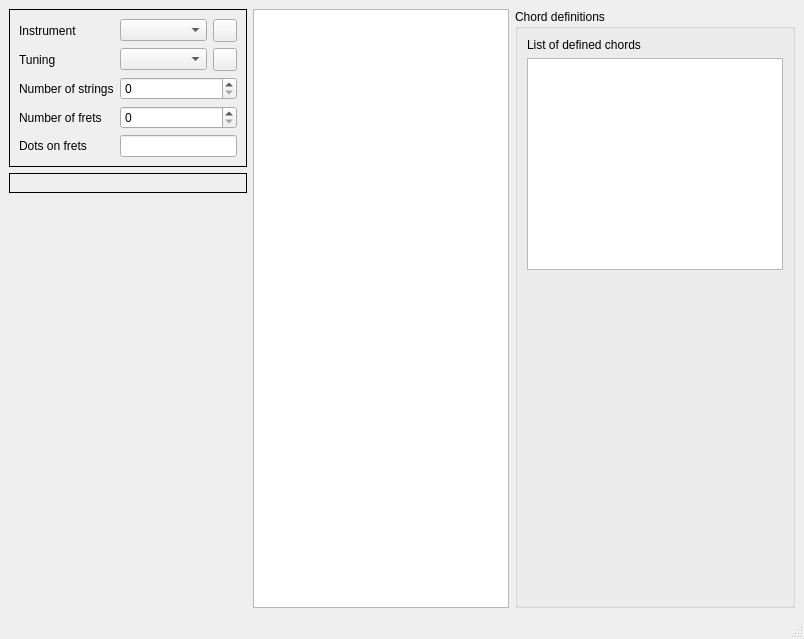
Old version of the form GUI/mainwindow.ui in the repository grotsztaksel/ChordPainter.
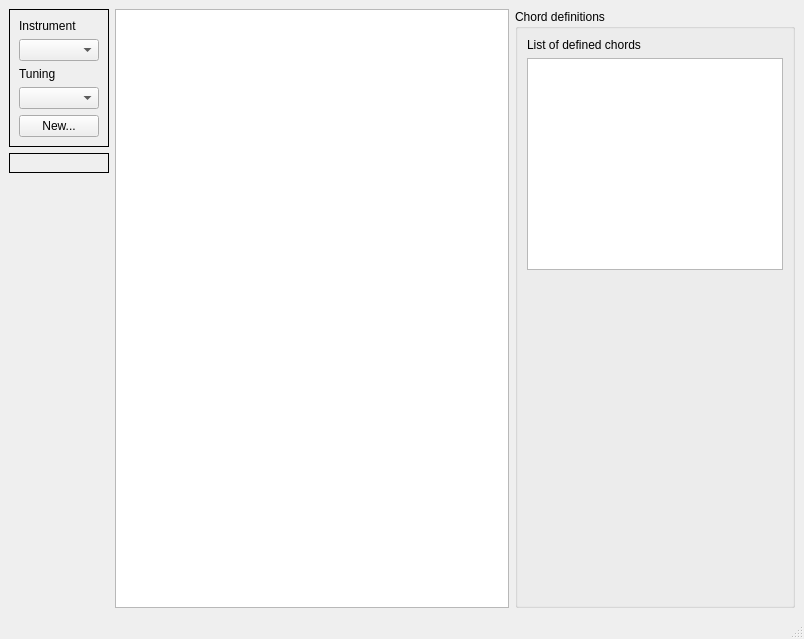
New version of the form. Custom widgets are drawn as their Qt base class.

Commit message: Update main window

Diff of the .ui file:
```diff
--- a/GUI/mainwindow.ui
+++ b/GUI/mainwindow.ui
@@ -14,7 +14,7 @@
    <string>MainWindow</string>
   </property>
   <widget class="QWidget" name="centralwidget">
-   <layout class="QHBoxLayout" name="horizontalLayout_4">
+   <layout class="QHBoxLayout" name="horizontalLayout_4" stretch="0,1,0">
     <item>
      <layout class="QVBoxLayout" name="verticalLayout_3">
       <item>
@@ -28,79 +28,34 @@
         <property name="midLineWidth">
          <number>0</number>
         </property>
-        <layout class="QFormLayout" name="formLayout">
-         <item row="0" column="0">
+        <layout class="QVBoxLayout" name="verticalLayout">
+         <item>
           <widget class="QLabel" name="label_2">
            <property name="text">
             <string>Instrument</string>
            </property>
           </widget>
          </item>
-         <item row="1" column="0">
-          <widget class="QLabel" name="label">
-           <property name="text">
-            <string>Tuning</string>
-           </property>
-          </widget>
+         <item>
+          <widget class="QComboBox" name="instrumentComboBox"/>
          </item>
-         <item row="2" column="0">
-          <widget class="QLabel" name="label_4">
-           <property name="text">
-            <string>Number of strings</string>
-           </property>
-          </widget>
-         </item>
-         <item row="2" column="1">
-          <widget class="QSpinBox" name="nstringsSpinBox"/>
-         </item>
-         <item row="3" column="0">
+         <item>
           <widget class="QLabel" name="label_3">
            <property name="text">
-            <string>Number of frets</string>
+            <string>Tuning</string>
            </property>
           </widget>
          </item>
-         <item row="3" column="1">
-          <widget class="QSpinBox" name="nfretsSpinBox"/>
+         <item>
+          <widget class="QComboBox" name="tuningComboBox"/>
          </item>
-         <item row="4" column="0">
-          <widget class="QLabel" name="label_5">
+         <item>
+          <widget class="QPushButton" name="newInstrumentButton">
            <property name="text">
-            <string>Dots on frets</string>
+            <string>New...</string>
            </property>
           </widget>
          </item>
-         <item row="4" column="1">
-          <widget class="QLineEdit" name="dotsOnFretsEditor"/>
-         </item>
-         <item row="1" column="1">
-          <layout class="QHBoxLayout" name="horizontalLayout">
-           <item>
-            <widget class="QComboBox" name="tuningComboBox"/>
-           </item>
-           <item>
-            <widget class="QToolButton" name="tuningSaveButton">
-             <property name="text">
-              <string/>
-             </property>
-            </widget>
-           </item>
-          </layout>
-         </item>
-         <item row="0" column="1">
-          <layout class="QHBoxLayout" name="horizontalLayout_5">
-           <item>
-            <widget class="QComboBox" name="instrumentComboBox"/>
-           </item>
-           <item>
-            <widget class="QToolButton" name="instrumentSaveButton">
-             <property name="text">
-              <string/>
-             </property>
-            </widget>
-           </item>
-          </layout>
-         </item>
         </layout>
        </widget>
       </item>
```
Left out of the diff: 2 changed lines with no effect on the pictures. The commit also changes 1 other file.
